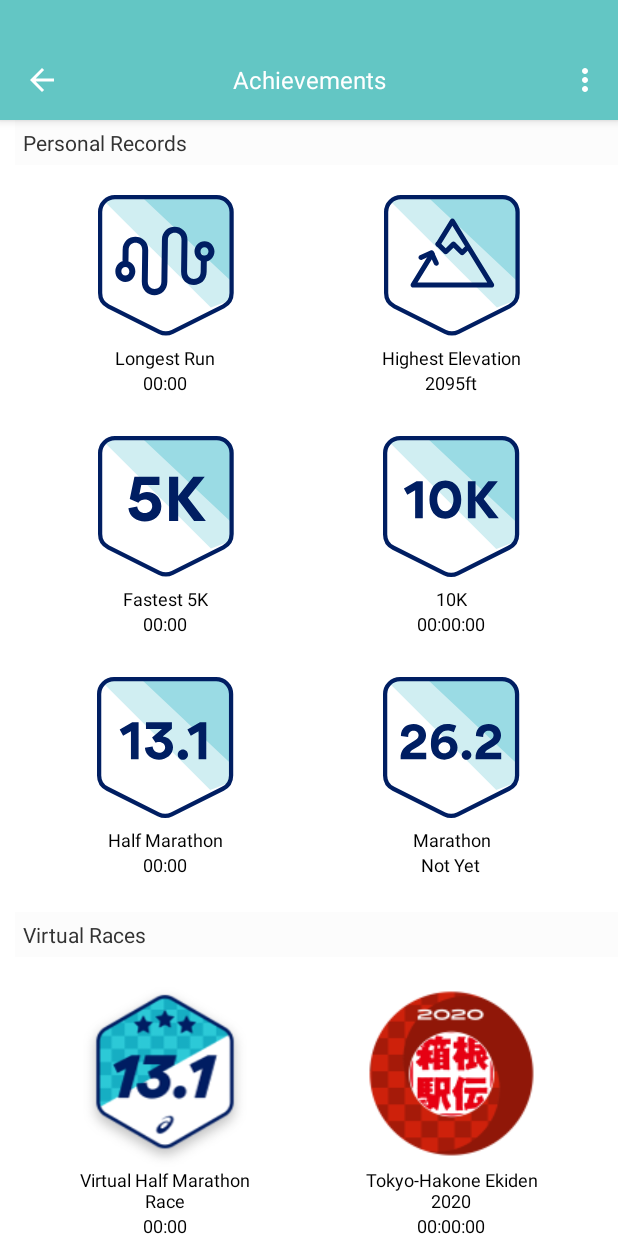
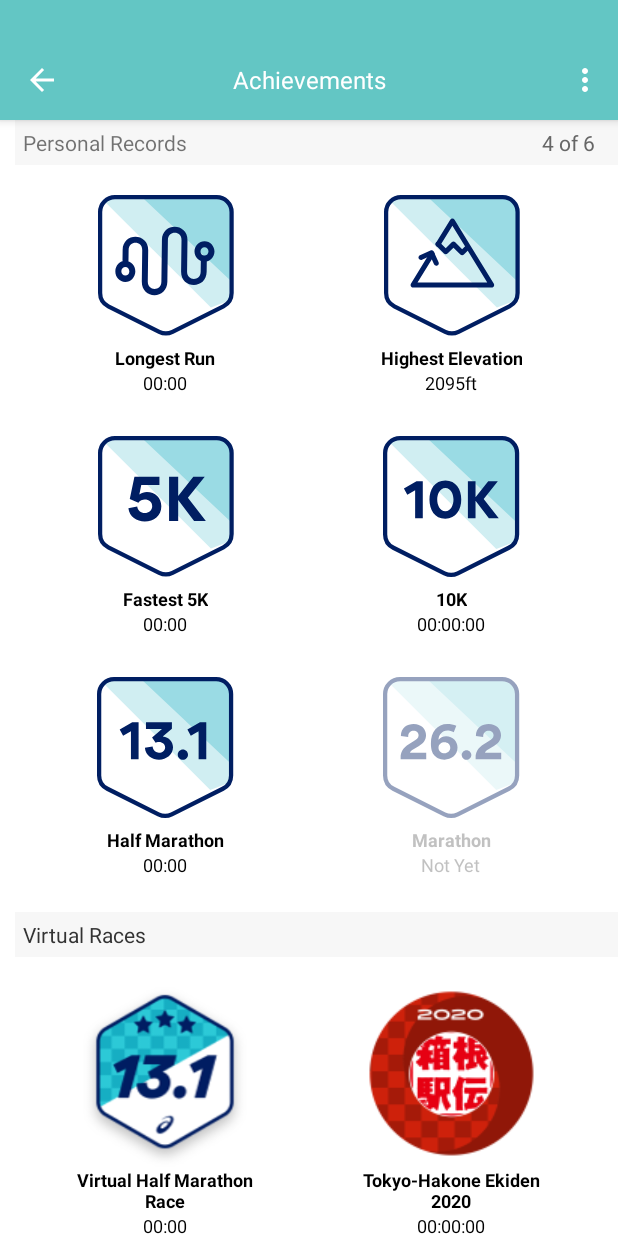
Before and after one commit to jerrysun02/MedalCaseMock, an Android app: the screen it shows after launch (MainActivity), on a phone screen of 412 x 824 dp. Run offline under Robolectric (Android 15) with nearby library versions, the phone set to English and light mode, and no system bars.

Commit message:
update fonts and colours

```diff
--- a/app/src/main/java/com/example/medalcasemock/MedalCaseGridViewAdapter.java
+++ b/app/src/main/java/com/example/medalcasemock/MedalCaseGridViewAdapter.java
@@ -1,6 +1,7 @@
 package com.example.medalcasemock;
 
 import android.content.Context;
+import android.graphics.Color;
 import android.util.TypedValue;
 import android.view.LayoutInflater;
 import android.view.View;
@@ -70,6 +71,12 @@ public class MedalCaseGridViewAdapter extends BaseAdapter {
         TextView textView_record = view.findViewById(R.id.textView_record);
         textView_record.setText(mRecords[i]);
 
+        if (mRecords[i].equals("Not Yet")) {
+            imageView.setColorFilter(Color.argb(150, 255, 255, 255));
+            textView_title.setTextColor(Color.argb(150, 150, 150, 150));
+            textView_record.setTextColor(Color.argb(150, 150, 150, 150));
+        }
+
         imageView.setOnClickListener(new View.OnClickListener() {
             @Override
             public void onClick(View view) {
--- a/app/src/main/res/layout/fragment_medal_case.xml
+++ b/app/src/main/res/layout/fragment_medal_case.xml
@@ -11,12 +11,29 @@
         android:layout_height="match_parent"
         android:orientation="vertical" >
 
-        <TextView
-            android:id="@+id/textview_personal_records"
-            android:layout_width="match_parent"
+        <RelativeLayout
+            android:layout_width="fill_parent"
             android:layout_height="wrap_content"
-            android:text="@string/personal_records"
-            style="@style/MedalCaseTheme.GreyTitle" />
+            android:orientation="horizontal"
+            style="@style/MedalCaseTheme.GreyTitle">
+
+            <TextView
+                android:id="@+id/textview_personal_records"
+                android:layout_width="wrap_content"
+                android:layout_height="wrap_content"
+                android:text="@string/personal_records"
+                android:layout_alignParentLeft="true" />
+
+            <TextView
+                android:layout_width="wrap_content"
+                android:layout_height="wrap_content"
+                android:layout_alignParentRight="true"
+                android:layout_marginRight="10dp"
+                android:textColor="@color/light_text"
+                android:text="4 of 6" />
+
+        </RelativeLayout>
+
 
         <com.example.medalcasemock.WrappingGridView
             android:id="@+id/gridview_personal_records"
--- a/app/src/main/res/layout/layout_medal_case_icon.xml
+++ b/app/src/main/res/layout/layout_medal_case_icon.xml
@@ -24,12 +24,14 @@
         android:layout_width="120dp"
         android:layout_height="wrap_content"
         android:gravity="center_horizontal"
+        android:textStyle="bold"
         style="@style/MedalCaseTheme.MedalText" />
 
     <TextView
         android:id="@+id/textView_record"
         android:layout_width="wrap_content"
         android:layout_height="wrap_content"
+        android:fontFamily="sans-serif"
         style="@style/MedalCaseTheme.MedalText" />
 
 </LinearLayout>
--- a/app/src/main/res/values/colors.xml
+++ b/app/src/main/res/values/colors.xml
@@ -11,4 +11,5 @@
     <color name="white">#FFFFFFFF</color>
     <color name="gray_background">#FFF7F7F7</color>
     <color name="dark_text">#FF333333</color>
+    <color name="light_text">#FF666666</color>
 </resources>
--- a/app/src/main/res/values/styles.xml
+++ b/app/src/main/res/values/styles.xml
@@ -7,7 +7,7 @@
     <style name="MedalCaseTheme.GreyTitle">
         <item name="android:textColor">@color/dark_text</item>
         <item name="android:textSize">14sp</item>
-        <item name="android:background">@color/cardview_shadow_end_color</item>
+        <item name="android:background">@color/gray_background</item>
         <item name="android:padding">5dp</item>
         <item name="android:layout_marginLeft">10dp</item>
     </style>
```
